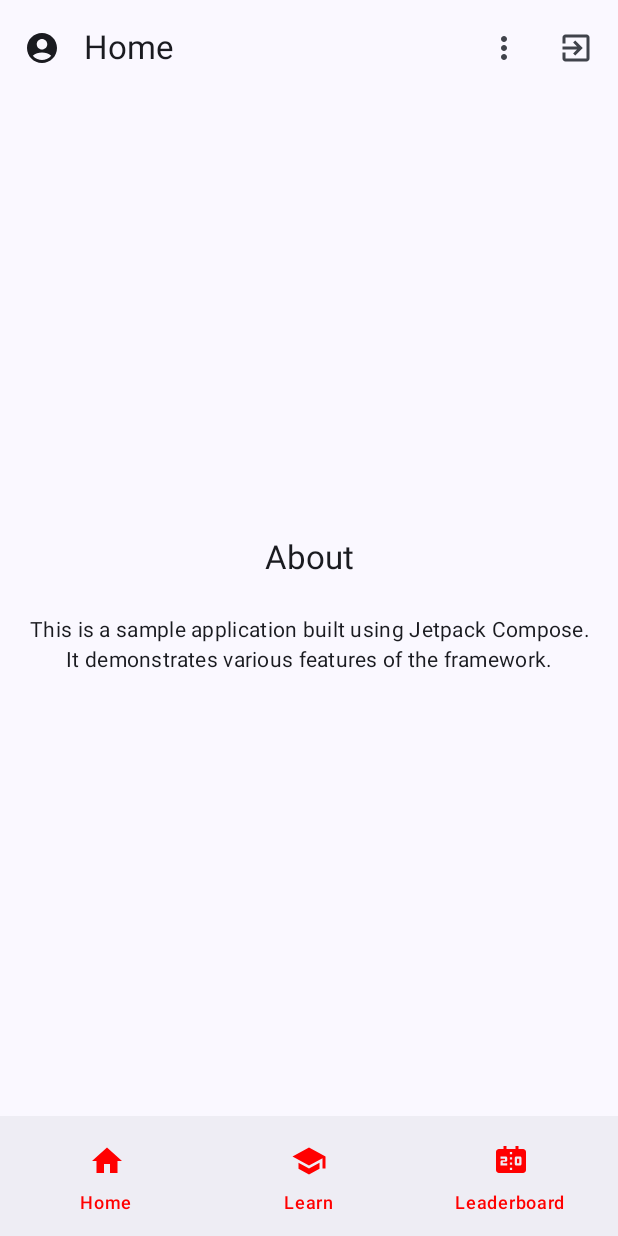
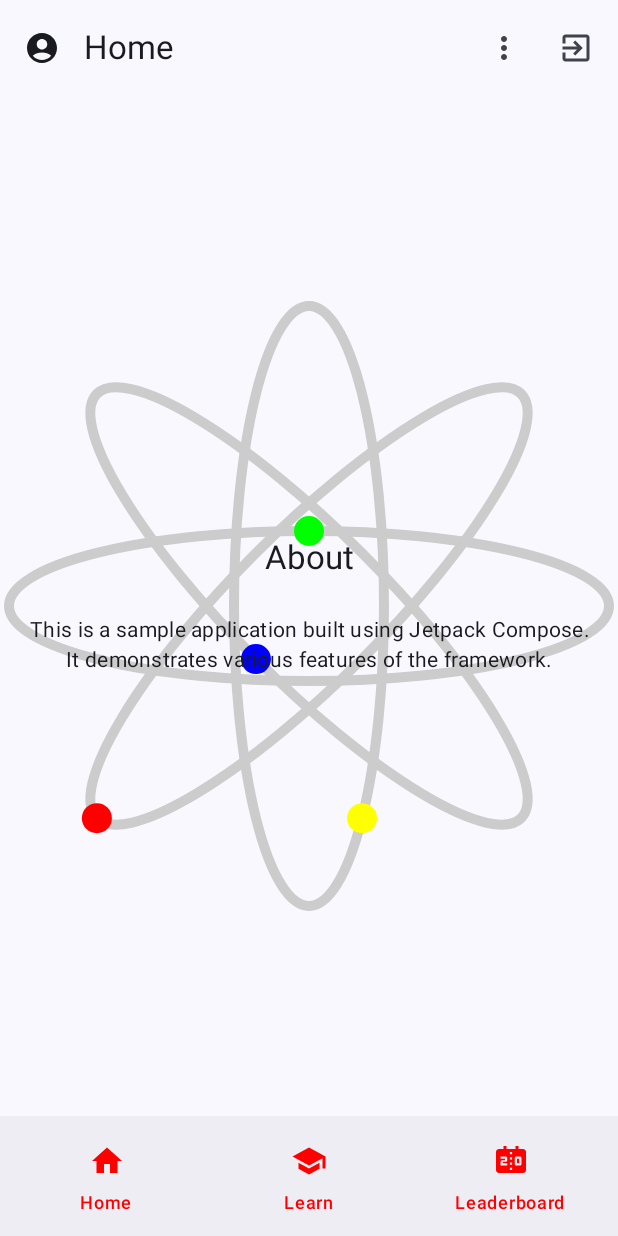
Before and after one commit to ahmetabdullahgultekin/SoftEdu, an Android app built with Jetpack Compose: the about screen opened through its navigation route, on a phone screen of 412 x 824 dp. Run offline under Robolectric (Android 15) with nearby library versions, the phone set to English and light mode, and no system bars; our stand-ins replace Firebase (no records; nobody signed in at launch, a user with empty details on screens opened directly).

Commit message:
AboutScreen updated

```diff
--- a/app/src/main/java/com/gultekinahmetabdullah/softedu/drawer/AboutScreen.kt
+++ b/app/src/main/java/com/gultekinahmetabdullah/softedu/drawer/AboutScreen.kt
@@ -1,5 +1,11 @@
 package com.gultekinahmetabdullah.softedu.drawer
 
+import androidx.compose.animation.core.Animatable
+import androidx.compose.animation.core.LinearEasing
+import androidx.compose.animation.core.RepeatMode
+import androidx.compose.animation.core.infiniteRepeatable
+import androidx.compose.animation.core.tween
+import androidx.compose.foundation.Canvas
 import androidx.compose.foundation.layout.Arrangement
 import androidx.compose.foundation.layout.Column
 import androidx.compose.foundation.layout.fillMaxSize
@@ -7,16 +13,30 @@ import androidx.compose.foundation.layout.padding
 import androidx.compose.material3.MaterialTheme
 import androidx.compose.material3.Text
 import androidx.compose.runtime.Composable
+import androidx.compose.runtime.LaunchedEffect
+import androidx.compose.runtime.remember
 import androidx.compose.ui.Alignment
 import androidx.compose.ui.Modifier
+import androidx.compose.ui.geometry.Offset
+import androidx.compose.ui.geometry.Size
+import androidx.compose.ui.graphics.Color
+import androidx.compose.ui.graphics.drawscope.Stroke
+import androidx.compose.ui.graphics.drawscope.rotate
+import androidx.compose.ui.text.style.TextAlign
 import androidx.compose.ui.unit.dp
-import androidx.compose.ui.text.style.TextAlign
+import kotlin.math.PI
+import kotlin.math.cos
+import kotlin.math.sin
+
 @Composable
 fun AboutScreen() {
+
+    BallRollingInEllipse()
+
     Column(
         modifier = Modifier
-            .fillMaxSize()
-            .padding(16.dp),
+                .fillMaxSize()
+                .padding(16.dp),
         horizontalAlignment = Alignment.CenterHorizontally,
         verticalArrangement = Arrangement.Center
     ) {
@@ -33,3 +53,145 @@ fun AboutScreen() {
         )
     }
 }
+
+@Composable
+fun BallRollingInEllipse() {
+    val ball1Position = remember { Animatable(0f) }
+    val ball2Position = remember { Animatable(0f) }
+    val ball3Position = remember { Animatable(0f) }
+    val ball4Position = remember { Animatable(0f) }
+    val ballRadius = listOf(10.dp, 10.dp, 10.dp, 10.dp)
+    val ellipseWidth = listOf(200.dp, 200.dp, 200.dp, 200.dp)
+    val ellipseHeight = listOf(800.dp, 800.dp, 800.dp, 800.dp)
+
+    LaunchedEffect(key1 = true) {
+        ball1Position.animateTo(
+            targetValue = 1f,
+            animationSpec = infiniteRepeatable(
+                animation = tween(1000, easing = LinearEasing),
+                repeatMode = RepeatMode.Restart
+            )
+        )
+    }
+    LaunchedEffect(key1 = true) {
+        ball2Position.animateTo(
+            targetValue = 1f,
+            animationSpec = infiniteRepeatable(
+                animation = tween(500, easing = LinearEasing),
+                repeatMode = RepeatMode.Restart
+            )
+        )
+    }
+    LaunchedEffect(key1 = true) {
+        ball3Position.animateTo(
+            targetValue = 1f,
+            animationSpec = infiniteRepeatable(
+                animation = tween(1500, easing = LinearEasing),
+                repeatMode = RepeatMode.Restart
+            )
+        )
+    }
+    LaunchedEffect(key1 = true) {
+        ball4Position.animateTo(
+            targetValue = 1f,
+            animationSpec = infiniteRepeatable(
+                animation = tween(2000, easing = LinearEasing),
+                repeatMode = RepeatMode.Restart
+            )
+        )
+    }
+
+    Canvas(modifier = Modifier.fillMaxSize()) {
+        //.size(ellipseWidth + ballRadius * 2, ellipseHeight + ballRadius * 2)
+
+        val center = Offset(size.width / 2, size.height / 2)
+        val half1Width = ellipseWidth[0].toPx() / 2
+        val half1Height = ellipseHeight[0].toPx() / 2
+        val half2Width = ellipseWidth[1].toPx() / 2
+        val half2Height = ellipseHeight[1].toPx() / 2
+        val half3Width = ellipseWidth[2].toPx() / 2
+        val half3Height = ellipseHeight[2].toPx() / 2
+        val half4Width = ellipseWidth[3].toPx() / 2
+        val half4Height = ellipseHeight[3].toPx() / 2
+
+        rotate(45f, center) {
+            drawOval(
+                color = Color.LightGray,
+                topLeft = Offset(center.x - half1Width / 2, center.y - half1Height / 2),
+                size = Size(half1Width, half1Height),
+                style = Stroke(10f)
+            )
+        }
+
+        rotate(-45f, center) {
+            drawOval(
+                color = Color.LightGray,
+                topLeft = Offset(center.x - half1Width / 2, center.y - half1Height / 2),
+                size = Size(half1Width, half1Height),
+                style = Stroke(10f)
+            )
+        }
+
+        drawOval(
+            color = Color.LightGray,
+            topLeft = Offset(center.x - half3Width / 2, center.y - half3Height / 2),
+            size = Size(half3Width, half3Height),
+            style = Stroke(10f)
+        )
+
+        rotate(90f, center) {
+            drawOval(
+                color = Color.LightGray,
+                topLeft = Offset(center.x - half1Width / 2, center.y - half1Height / 2),
+                size = Size(half1Width, half1Height),
+                style = Stroke(10f)
+            )
+        }
+
+        val offset = 2 * PI / 8 // 45 degrees in radians
+
+        val angle1 = ball1Position.value * 2 * PI
+        val ballX1 = center.x + half1Width / 2 * cos(angle1).toFloat()
+        val ballY1 = center.y + half1Height / 2 * sin(angle1).toFloat()
+
+        val angle2 = ball2Position.value * 2 * PI
+        val ballX2 = center.x + half2Width / 2 * cos(angle2).toFloat()
+        val ballY2 = center.y + half2Height / 2 * sin(angle2).toFloat()
+
+        val angle3 = ball3Position.value * 2 * PI
+        val ballX3 = center.x + half3Width / 2 * cos(angle3).toFloat()
+        val ballY3 = center.y + half3Height / 2 * sin(angle3).toFloat()
+
+        val angle4 = ball4Position.value * 2 * PI
+        val ballX4 = center.x + half4Width / 2 * cos(angle4).toFloat()
+        val ballY4 = center.y + half4Height / 2 * sin(angle4).toFloat()
+
+        rotate(45f, center) {
+            drawCircle(
+                color = Color.Red,
+                center = Offset(ballX1, ballY1),
+                radius = ballRadius[0].toPx()
+            )
+        }
+        rotate(-45f, center) {
+            drawCircle(
+                color = Color.Blue,
+                center = Offset(ballX2, ballY2),
+                radius = ballRadius[1].toPx()
+            )
+        }
+        rotate(90f, center) {
+            drawCircle(
+                color = Color.Green,
+                center = Offset(ballX3, ballY3),
+                radius = ballRadius[2].toPx()
+            )
+        }
+
+        drawCircle(
+            color = Color.Yellow,
+            center = Offset(ballX4, ballY4),
+            radius = ballRadius[3].toPx()
+        )
+    }
+}
```
